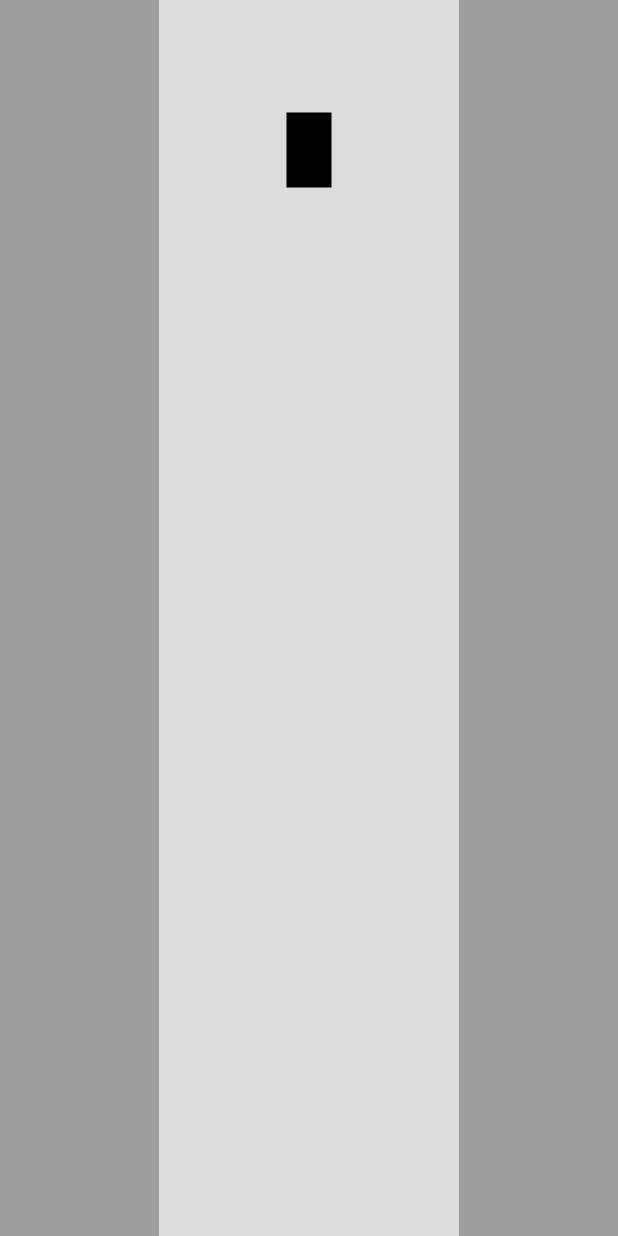
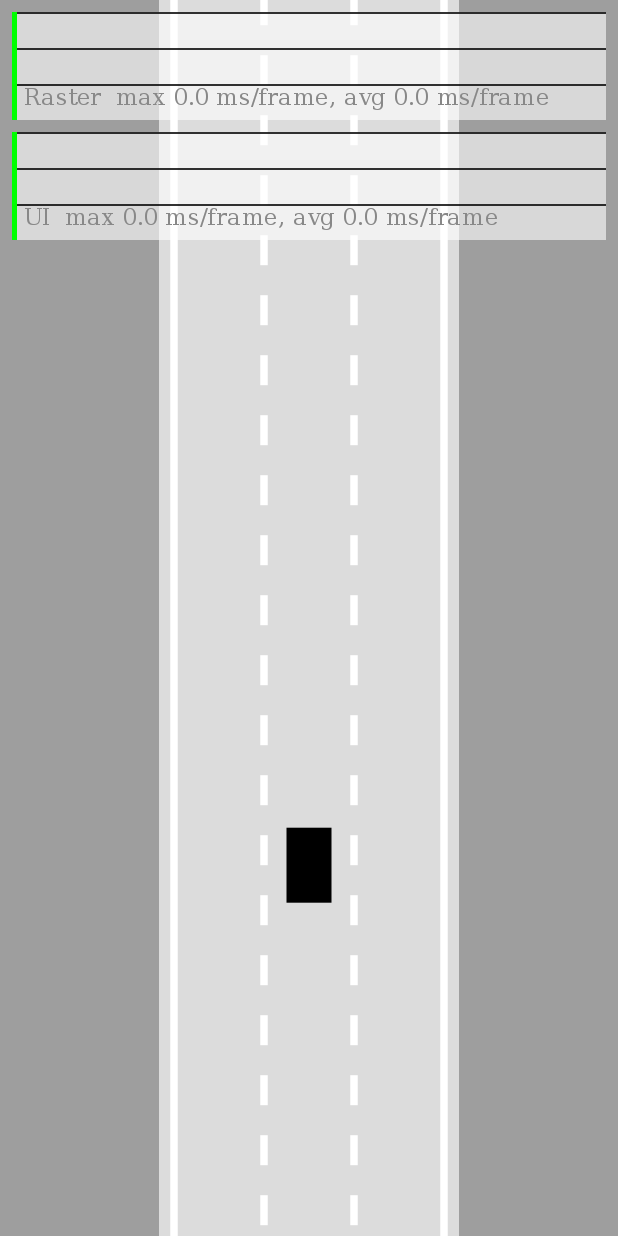
Before and after one commit to matejhocevar/self_driving_car, a Flutter app: the screen it shows after launch, on a phone screen of 412 x 824 dp. Run offline on Flutter 3.47's test engine with Material 3 defaults, Android fonts, the phone set to English and light mode, and no system bars.

Commit message:
Add road

```diff
--- a/lib/car.dart
+++ b/lib/car.dart
@@ -1,31 +1,51 @@
 import 'dart:math' as math;
-
-import 'package:flutter/material.dart';
 
 import 'controls.dart';
 
-class Car extends CustomPainter {
+class Car {
   Car({
     required this.x,
     required this.y,
     required this.width,
     required this.height,
     required this.controls,
+    this.speed = 0,
+    this.angle = 0,
   });
 
   double x;
   double y;
   double width;
   double height;
+  double speed;
+  double angle;
 
-  double speed = 0;
-  double angle = 0;
   static const double friction = 0.05;
   static const double acceleration = 0.2;
   static const double maxSpeed = 3;
   static const double steerAngle = 0.03;
 
   Controls controls;
+
+  Car copyWith({
+    double? x,
+    double? y,
+    double? width,
+    double? height,
+    double? speed,
+    double? angle,
+    Controls? controls,
+  }) {
+    return Car(
+      x: x ?? this.x,
+      y: y ?? this.y,
+      width: width ?? this.width,
+      height: height ?? this.height,
+      controls: controls ?? this.controls,
+      speed: speed ?? this.speed,
+      angle: angle ?? this.angle,
+    );
+  }
 
   void update() {
     _move();
@@ -72,25 +92,8 @@ class Car extends CustomPainter {
   }
 
   @override
-  void paint(Canvas canvas, Size size) {
-    canvas.save();
-    canvas.translate(x, y);
-    canvas.rotate(-angle);
-    canvas.drawRect(
-      Rect.fromLTWH(-width / 2, -height / 2, width, height),
-      Paint()..color = Colors.black,
-    );
-    canvas.restore();
-  }
-
-  @override
-  bool shouldRepaint(covariant Car oldDelegate) {
-    return identical(this, oldDelegate);
-  }
-
-  @override
-  bool operator ==(Object other) =>
-      identical(this, other) ||
+  bool operator ==(Object other) {
+    return identical(this, other) ||
         other is Car &&
             runtimeType == other.runtimeType &&
             x == other.x &&
@@ -98,14 +101,10 @@ class Car extends CustomPainter {
             width == other.width &&
             height == other.height &&
             controls == other.controls;
+  }
 
   @override
-  int get hashCode =>
-      x.hashCode +
-      y.hashCode +
-      width.hashCode +
-      height.hashCode +
-      controls.hashCode;
+  int get hashCode => Object.hash(x, y, width, height, controls);
 
   @override
   String toString() {
--- a/lib/main.dart
+++ b/lib/main.dart
@@ -14,7 +14,7 @@ class MainApp extends StatelessWidget {
   Widget build(BuildContext context) {
     return MaterialApp(
       debugShowCheckedModeBanner: false,
-      showPerformanceOverlay: false,
+      showPerformanceOverlay: true,
       home: Container(
         color: Colors.grey,
         child: const Center(
--- /dev/null
+++ b/lib/painters/car_painter.dart
@@ -0,0 +1,26 @@
+import 'package:flutter/material.dart';
+
+import '../car.dart';
+
+class CarPainter extends CustomPainter {
+  const CarPainter({required this.car});
+
+  final Car car;
+
+  @override
+  void paint(Canvas canvas, Size size) {
+    canvas.save();
+    canvas.translate(car.x, car.y);
+    canvas.rotate(-car.angle);
+    canvas.drawRect(
+      Rect.fromLTWH(-car.width / 2, -car.height / 2, car.width, car.height),
+      Paint()..color = Colors.black,
+    );
+    canvas.restore();
+  }
+
+  @override
+  bool shouldRepaint(covariant CarPainter oldDelegate) {
+    return true;
+  }
+}
--- /dev/null
+++ b/lib/painters/world_painter.dart
@@ -0,0 +1,29 @@
+import 'package:flutter/material.dart';
+
+import 'car_painter.dart';
+import 'road_painter.dart';
+
+class WorldPainter extends CustomPainter {
+  const WorldPainter({
+    required this.roadPainter,
+    required this.carPainter,
+  });
+
+  final RoadPainter roadPainter;
+  final CarPainter carPainter;
+
+  @override
+  void paint(Canvas canvas, Size size) {
+    canvas.save();
+
+    canvas.translate(0, -carPainter.car.y + size.height * 0.7);
+
+    roadPainter.paint(canvas, size);
+    carPainter.paint(canvas, size);
+
+    canvas.restore();
+  }
+
+  @override
+  bool shouldRepaint(covariant CustomPainter oldDelegate) => true;
+}
--- /dev/null
+++ b/lib/road.dart
@@ -0,0 +1,66 @@
+import 'dart:math' as math;
+
+import 'package:flutter/material.dart';
+
+class Road {
+  Road({
+    required this.x,
+    required this.width,
+    this.laneCount = 3,
+  }) {
+    left = x - width / 2;
+    right = x + width / 2;
+    borders = [
+      [Offset(left, top), Offset(left, bottom)],
+      [Offset(right, top), Offset(right, bottom)],
+    ];
+  }
+
+  static const double infinity = 10000;
+
+  final double x;
+  final double width;
+  int laneCount;
+
+  late final double left;
+  late final double right;
+  late final List<List<Offset>> borders;
+
+  final double top = -Road.infinity;
+  final double bottom = Road.infinity;
+
+  Road copyWith({
+    double? x,
+    double? width,
+    int? laneCount,
+  }) {
+    return Road(
+      x: x ?? this.x,
+      width: width ?? this.width,
+      laneCount: laneCount ?? this.laneCount,
+    );
+  }
+
+  double getLaneCenter(int laneIndex) {
+    final laneWidth = width / laneCount;
+    return left +
+        laneWidth / 2 +
+        math.min(laneIndex, laneCount - 1) * laneWidth;
+  }
+
+  @override
+  bool operator ==(Object other) {
+    return other is Road &&
+        x == other.x &&
+        width == other.width &&
+        laneCount == other.laneCount;
+  }
+
+  @override
+  int get hashCode => Object.hash(x, width, laneCount);
+
+  @override
+  String toString() {
+    return 'Road(x: $x, width: $width, laneCount: $laneCount)';
+  }
+}
--- /dev/null
+++ b/lib/utils/math.dart
@@ -0,0 +1,3 @@
+double lerp(double a, double b, double t) {
+  return a + (b - a) * t;
+}
--- a/lib/world.dart
+++ b/lib/world.dart
@@ -1,7 +1,12 @@
 import 'package:flutter/material.dart';
+import 'package:flutter/services.dart';
 import 'package:self_driving_car/car.dart';
+import 'package:self_driving_car/painters/world_painter.dart';
 
 import 'controls.dart';
+import 'painters/car_painter.dart';
+import 'painters/road_painter.dart';
+import 'road.dart';
 
 class World extends StatefulWidget {
   const World({super.key});
@@ -12,14 +17,26 @@ class World extends StatefulWidget {
 
 class _WorldState extends State<World> with SingleTickerProviderStateMixin {
   late Car car;
-  late Function(RawKeyEvent) onKeyEvent;
+  late Road road;
+
   late AnimationController _controller;
+
+  final Size size = const Size(200, double.infinity);
 
   @override
   void initState() {
     super.initState();
 
-    car = Car(x: 100, y: 100, width: 30, height: 50, controls: Controls());
+    road = Road(x: size.width / 2, width: size.width * 0.9, laneCount: 3);
+    car = Car(
+      x: road.getLaneCenter(1),
+      y: 100,
+      width: 30,
+      height: 50,
+      controls: Controls(),
+    );
+
+    RawKeyboard.instance.addListener(car.controls.onKeyEvent);
 
     _controller = AnimationController(
       vsync: this,
@@ -35,38 +52,25 @@ class _WorldState extends State<World> with SingleTickerProviderStateMixin {
 
   @override
   Widget build(BuildContext context) {
-    return RawKeyboardListener(
-      focusNode: FocusNode(),
-      onKey: (e) => car.controls.onKeyEvent(e),
-      child: CustomPaint(
-        size: const Size(200, double.infinity),
-        painter: WorldPainter(car: car),
-      ),
+    return Stack(
+      alignment: Alignment.center,
+      children: [
+        Container(width: size.width, color: const Color(0xFFDCDCDC)),
+        CustomPaint(
+          size: size,
+          painter: WorldPainter(
+            roadPainter: RoadPainter(road: road),
+            carPainter: CarPainter(car: car),
+          ),
+        ),
+      ],
     );
   }
 
   @override
   void dispose() {
     _controller.dispose();
+    RawKeyboard.instance.removeListener(car.controls.onKeyEvent);
     super.dispose();
   }
 }
-
-class WorldPainter extends CustomPainter {
-  const WorldPainter({required this.car});
-
-  final Car car;
-
-  @override
-  void paint(Canvas canvas, Size size) {
-    var paint = Paint()..color = const Color(0xFFDCDCDC);
-
-    canvas.drawRect(Rect.fromLTWH(0, 0, size.width, size.height), paint);
-    car.paint(canvas, size);
-  }
-
-  @override
-  bool shouldRepaint(covariant WorldPainter oldDelegate) {
-    return true; // TODO(matej): Fix oldDelegate.car != car check
-  }
-}
```
Also changed, not shown: lib/painters/road_painter.dart (added, +45 -0 lines), lib/utils/canvas.dart (added, +31 -0 lines). Lines whose indentation alone changed are shown as unchanged.
